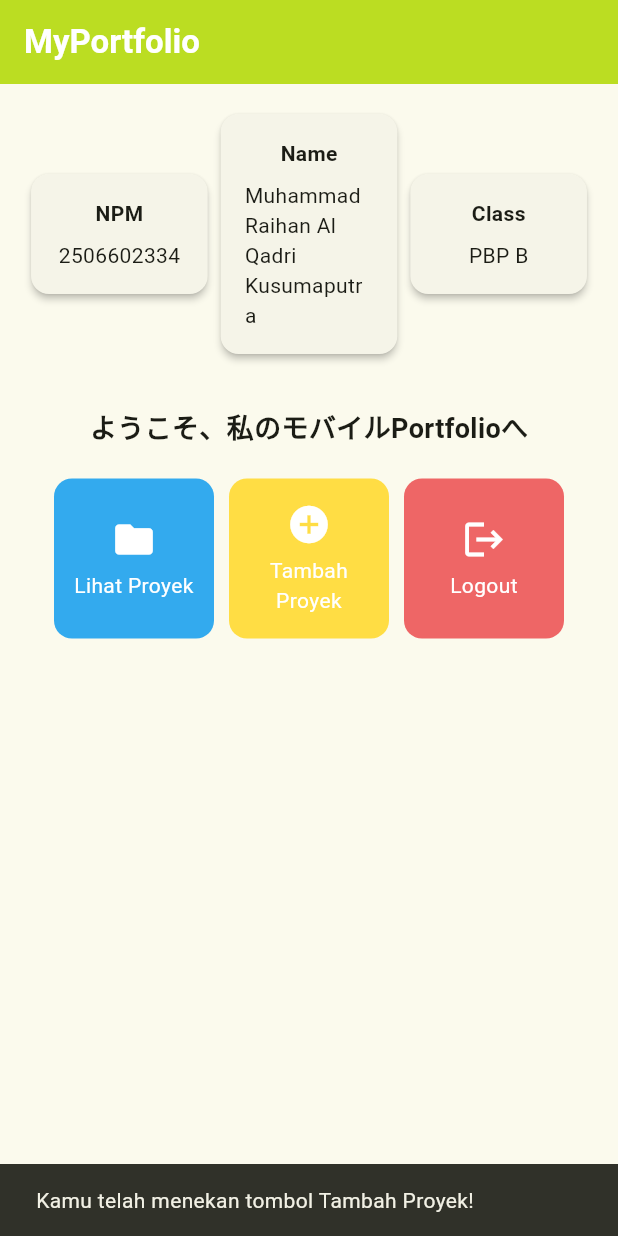
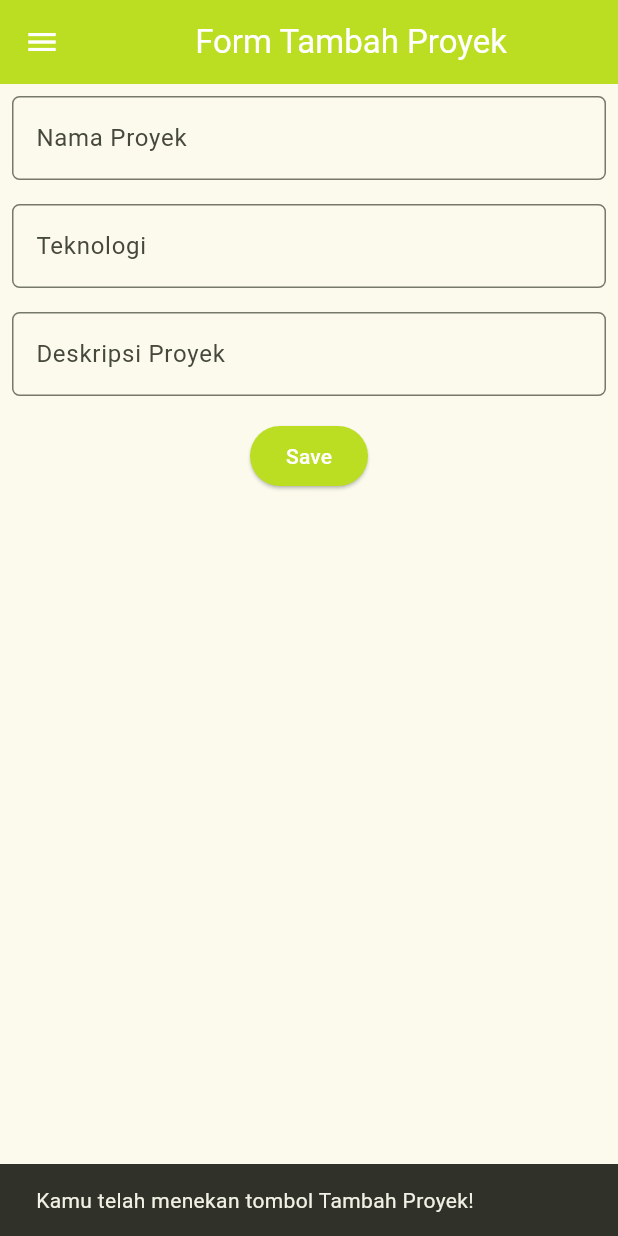
Before and after one commit to ErzaProxy/myportfolio_mobile, a Flutter app: the screen it shows after launch, after a tap on "Tambah Proyek", on a phone screen of 412 x 824 dp. Run offline on Flutter 3.47's test engine with Material 3 defaults, Android fonts, the phone set to English and light mode, and no system bars.

Commit message:
tutorial 9

```diff
--- a/lib/main.dart
+++ b/lib/main.dart
@@ -1,5 +1,5 @@
 import 'package:flutter/material.dart';
-import 'package:myportfolio_mobile/menu.dart';
+import 'package:myportfolio_mobile/screens/menu.dart';
 
 void main() {
   runApp(const MyApp());
--- a/lib/menu.dart
+++ /dev/null
@@ -1,165 +0,0 @@
-import 'package:flutter/material.dart';
-
-class MyHomePage extends StatelessWidget {
-  MyHomePage({super.key});
-
-  final String npm = "2506602334";
-  final String nama = "Muhammad Raihan Al Qadri Kusumaputra";
-  final String kelas = "PBP B";
-
-  final List<ItemHomepage> items = [
-    ItemHomepage("Lihat Proyek", Icons.folder, const Color(0xFF33AAEE)),
-    ItemHomepage("Tambah Proyek", Icons.add_circle, const Color(0xFFFFDD44)),
-    ItemHomepage("Logout", Icons.logout, const Color(0xFFEE6666)),
-  ];
-
-  @override
-  Widget build(BuildContext context) {
-    // Scaffold menyediakan struktur visual dasar halaman (AppBar, Body, SnackBar).
-    return Scaffold(
-      // AppBar menampilkan bar bagian atas halaman aplikasi.
-      appBar: AppBar(
-        title: const Text(
-          'MyPortfolio',
-          style: TextStyle(
-            color: Colors.white,
-            fontWeight: FontWeight.bold,
-          ),
-        ),
-        backgroundColor: Theme.of(context).colorScheme.primary,
-      ),
-      // Body halaman utama dengan padding di sekelilingnya.
-      body: SingleChildScrollView(
-        padding: const EdgeInsets.all(16.0),
-        child: Column(
-          crossAxisAlignment: CrossAxisAlignment.center,
-          children: [
-            // Baris horizontal untuk menampilkan 3 InfoCard secara sejajar.
-            Row(
-              mainAxisAlignment: MainAxisAlignment.spaceEvenly,
-              children: [
-                InfoCard(title: 'NPM', content: npm),
-                InfoCard(title: 'Name', content: nama),
-                InfoCard(title: 'Class', content: kelas),
-              ],
-            ),
-
-            const SizedBox(height: 16.0),
-
-            // Bagian tengah: pesan sambutan dan kisi tombol menu portofolio.
-            Center(
-              child: Column(
-                children: [
-                  const Padding(
-                    padding: EdgeInsets.only(top: 16.0),
-                    child: Text(
-                      'ようこそ、私のモバイルPortfolioへ',
-                      style: TextStyle(
-                        fontWeight: FontWeight.bold,
-                        fontSize: 18.0,
-                      ),
-                    ),
-                  ),
-
-                  // GridView menampilkan kartu tombol dalam tata letak kisi 3 kolom.
-                  GridView.count(
-                    primary: false,
-                    padding: const EdgeInsets.all(20),
-                    crossAxisSpacing: 10,
-                    mainAxisSpacing: 10,
-                    crossAxisCount: 3,
-                    // shrinkWrap agar ukuran kisi menyesuaikan tinggi konten anak.
-                    shrinkWrap: true,
-                    children: items.map((ItemHomepage item) {
-                      return ItemCard(item);
-                    }).toList(),
-                  ),
-                ],
-              ),
-            ),
-          ],
-        ),
-      ),
-    );
-  }
-}
-
-class ItemHomepage {
-  final String name;
-  final IconData icon;
-  final Color color;
-
-  ItemHomepage(this.name, this.icon, this.color);
-}
-
-class InfoCard extends StatelessWidget {
-  final String title;
-  final String content;
-  const InfoCard({super.key, required this.title, required this.content});
-
-  @override
-  Widget build(BuildContext context) {
-    return Card(
-      // Memberi efek bayangan kartu elevation 2 unit
-      elevation: 2.0,
-      child: Container(
-        width: MediaQuery.of(context).size.width / 3.5,
-        padding: const EdgeInsets.all(16.0),
-        child: Column(
-          children: [
-            Text(title, style: const TextStyle(fontWeight: FontWeight.bold)),
-            const SizedBox(height: 8.0),
-            Text(content),
-          ],
-        ),
-      ),
-    );
-  }
-}
-
-class ItemCard extends StatelessWidget {
-  final ItemHomepage item;
-
-  const ItemCard(this.item, {super.key});
-
-  @override
-  Widget build(BuildContext context) {
-    return Material(
-      // Menggunakan warna sekunder dari skema tema aplikasi.
-      color: item.color,
-      borderRadius: BorderRadius.circular(12),
-      child: InkWell(
-        // Aksi ketika kartu ditekan oleh pengguna.
-        onTap: () {
-          // Menampilkan SnackBar dengan pesan interaktif.
-          ScaffoldMessenger.of(context)
-            ..hideCurrentSnackBar()
-            ..showSnackBar(
-              SnackBar(content: Text("Kamu telah menekan tombol ${item.name}!"))
-            );
-        },
-        child: Container(
-          padding: const EdgeInsets.all(8),
-          child: Center(
-            child: Column(
-              mainAxisAlignment: MainAxisAlignment.center,
-              children: [
-                Icon(
-                  item.icon,
-                  color: Colors.white,
-                  size: 30.0,
-                ),
-                const Padding(padding: EdgeInsets.all(3)),
-                Text(
-                  item.name,
-                  textAlign: TextAlign.center,
-                  style: const TextStyle(color: Colors.white),
-                ),
-              ],
-            ),
-          ),
-        ),
-      ),
-    );
-  }
-}
--- /dev/null
+++ b/lib/screens/menu.dart
@@ -0,0 +1,107 @@
+import 'package:flutter/material.dart';
+import 'package:myportfolio_mobile/widgets/left_drawer.dart';
+import 'package:myportfolio_mobile/widgets/project_card.dart';
+
+class MyHomePage extends StatelessWidget {
+  MyHomePage({super.key});
+
+  final String npm = "2506602334";
+  final String nama = "Muhammad Raihan Al Qadri Kusumaputra";
+  final String kelas = "PBP B";
+
+  final List<ItemHomepage> items = [
+    ItemHomepage("Lihat Proyek", Icons.folder, const Color(0xFF33AAEE)),
+    ItemHomepage("Tambah Proyek", Icons.add_circle, const Color(0xFFFFDD44)),
+    ItemHomepage("Logout", Icons.logout, const Color(0xFFEE6666)),
+  ];
+
+  @override
+  Widget build(BuildContext context) {
+    return Scaffold(
+      appBar: AppBar(
+        title: const Text(
+          'MyPortfolio',
+          style: TextStyle(
+            color: Colors.white,
+            fontWeight: FontWeight.bold,
+          ),
+        ),
+        backgroundColor: Theme.of(context).colorScheme.primary,
+        // Membuat ikon garis tiga (drawer) berwarna putih
+        iconTheme: const IconThemeData(color: Colors.white),
+      ),
+      // Menambahkan LeftDrawer ke dalam Scaffold
+      drawer: const LeftDrawer(),
+      body: SingleChildScrollView(
+        child: Padding(
+          padding: const EdgeInsets.all(16.0),
+          child: Column(
+            crossAxisAlignment: CrossAxisAlignment.center,
+            children: [
+              Row(
+                mainAxisAlignment: MainAxisAlignment.spaceEvenly,
+                children: [
+                  InfoCard(title: 'NPM', content: npm),
+                  InfoCard(title: 'Name', content: nama),
+                  InfoCard(title: 'Class', content: kelas),
+                ],
+              ),
+              const SizedBox(height: 16.0),
+              Center(
+                child: Column(
+                  children: [
+                    const Padding(
+                      padding: EdgeInsets.only(top: 16.0),
+                      child: Text(
+                        'ようこそ、私のモバイルPortfolioへ',
+                        style: TextStyle(
+                          fontWeight: FontWeight.bold,
+                          fontSize: 18.0,
+                        ),
+                      ),
+                    ),
+                    GridView.count(
+                      primary: false,
+                      padding: const EdgeInsets.all(20),
+                      crossAxisSpacing: 10,
+                      mainAxisSpacing: 10,
+                      crossAxisCount: 3,
+                      shrinkWrap: true,
+                      children: items.map((ItemHomepage item) {
+                        return ItemCard(item);
+                      }).toList(),
+                    ),
+                  ],
+                ),
+              ),
+            ],
+          ),
+        ),
+      ),
+    );
+  }
+}
+
+class InfoCard extends StatelessWidget {
+  final String title;
+  final String content;
+  const InfoCard({super.key, required this.title, required this.content});
+
+  @override
+  Widget build(BuildContext context) {
+    return Card(
+      elevation: 2.0,
+      child: Container(
+        width: MediaQuery.of(context).size.width / 3.5,
+        padding: const EdgeInsets.all(16.0),
+        child: Column(
+          children: [
+            Text(title, style: const TextStyle(fontWeight: FontWeight.bold)),
+            const SizedBox(height: 8.0),
+            Text(content),
+          ],
+        ),
+      ),
+    );
+  }
+}
--- /dev/null
+++ b/lib/screens/projectlist_form.dart
@@ -0,0 +1,173 @@
+import 'package:flutter/material.dart';
+import 'package:myportfolio_mobile/widgets/left_drawer.dart';
+
+class ProjectFormPage extends StatefulWidget {
+  const ProjectFormPage({super.key});
+
+  @override
+  State<ProjectFormPage> createState() => _ProjectFormPageState();
+}
+
+class _ProjectFormPageState extends State<ProjectFormPage> {
+  // Kunci unik untuk memvalidasi dan me-reset isi Form
+  final _formKey = GlobalKey<FormState>();
+
+  // Variabel state untuk menampung input dari pengguna
+  String _name = "";
+  String _description = "";
+  String _technologies = "";
+
+  @override
+  Widget build(BuildContext context) {
+    return Scaffold(
+      appBar: AppBar(
+        title: const Center(
+          child: Text('Form Tambah Proyek'),
+        ),
+        backgroundColor: Theme.of(context).colorScheme.primary,
+        foregroundColor: Colors.white,
+      ),
+      // Memasang menu samping pada halaman form
+      drawer: const LeftDrawer(),
+      body: Form(
+        key: _formKey,
+        child: SingleChildScrollView(
+          child: Column(
+            crossAxisAlignment: CrossAxisAlignment.start,
+            children: [
+              // --- INPUT 1: NAMA PROYEK ---
+              Padding(
+                padding: const EdgeInsets.all(8.0),
+                child: TextFormField(
+                  decoration: InputDecoration(
+                    hintText: "Nama Proyek",
+                    labelText: "Nama Proyek",
+                    border: OutlineInputBorder(
+                      borderRadius: BorderRadius.circular(5.0),
+                    ),
+                  ),
+                  // Setiap teks diketik, perbarui variabel _name
+                  onChanged: (String? value) {
+                    setState(() {
+                      _name = value!;
+                    });
+                  },
+                  // Validasi: tolak jika kosong
+                  validator: (String? value) {
+                    if (value == null || value.isEmpty) {
+                      return "Nama proyek tidak boleh kosong!";
+                    }
+                    return null;
+                  },
+                ),
+              ),
+
+              // --- INPUT 2: TEKNOLOGI / KATEGORI ---
+              Padding(
+                padding: const EdgeInsets.all(8.0),
+                child: TextFormField(
+                  decoration: InputDecoration(
+                    hintText: "Teknologi (contoh: Flutter, Django)",
+                    labelText: "Teknologi",
+                    border: OutlineInputBorder(
+                      borderRadius: BorderRadius.circular(5.0),
+                    ),
+                  ),
+                  onChanged: (String? value) {
+                    setState(() {
+                      _technologies = value!;
+                    });
+                  },
+                  validator: (String? value) {
+                    if (value == null || value.isEmpty) {
+                      return "Teknologi tidak boleh kosong!";
+                    }
+                    return null;
+                  },
+                ),
+              ),
+
+              // --- INPUT 3: DESKRIPSI PROYEK ---
+              Padding(
+                padding: const EdgeInsets.all(8.0),
+                child: TextFormField(
+                  decoration: InputDecoration(
+                    hintText: "Deskripsi Proyek",
+                    labelText: "Deskripsi Proyek",
+                    border: OutlineInputBorder(
+                      borderRadius: BorderRadius.circular(5.0),
+                    ),
+                  ),
+                  onChanged: (String? value) {
+                    setState(() {
+                      _description = value!;
+                    });
+                  },
+                  validator: (String? value) {
+                    if (value == null || value.isEmpty) {
+                      return "Deskripsi tidak boleh kosong!";
+                    }
+                    return null;
+                  },
+                ),
+              ),
+
+              // --- TOMBOL SAVE & MEMUNCULKAN DATA (ALERT DIALOG) ---
+              Align(
+                alignment: Alignment.bottomCenter,
+                child: Padding(
+                  padding: const EdgeInsets.all(8.0),
+                  child: ElevatedButton(
+                    style: ButtonStyle(
+                      backgroundColor: WidgetStateProperty.all(
+                        Theme.of(context).colorScheme.primary,
+                      ),
+                    ),
+                    onPressed: () {
+                      // Cek apakah semua validator di atas lolos (tidak ada yang kosong)
+                      if (_formKey.currentState!.validate()) {
+                        showDialog(
+                          context: context,
+                          builder: (context) {
+                            return AlertDialog(
+                              title: const Text('Proyek berhasil tersimpan'),
+                              content: SingleChildScrollView(
+                                child: Column(
+                                  crossAxisAlignment: CrossAxisAlignment.start,
+                                  children: [
+                                    Text('Nama Proyek: $_name'),
+                                    Text('Teknologi: $_technologies'),
+                                    Text('Deskripsi: $_description'),
+                                  ],
+                                ),
+                              ),
+                              actions: [
+                                TextButton(
+                                  child: const Text('OK'),
+                                  onPressed: () {
+                                    // Tutup pop-up dialog
+                                    Navigator.pop(context);
+                                    // Kosongkan kembali kolom form
+                                    _formKey.currentState!.reset();
+                                  },
+                                ),
+                              ],
+                            );
+                          },
+                        );
+                      }
+                    },
+                    child: const Text(
+                      "Save",
+                      style: TextStyle(color: Colors.white),
+                    ),
+                  ),
+                ),
+              ),
+            ],
+          ),
+        ),
+      ),
+    );
+  }
+}
--- /dev/null
+++ b/lib/widgets/left_drawer.dart
@@ -0,0 +1,71 @@
+import 'package:flutter/material.dart';
+import 'package:myportfolio_mobile/screens/menu.dart';
+import 'package:myportfolio_mobile/screens/projectlist_form.dart';
+
+class LeftDrawer extends StatelessWidget {
+  const LeftDrawer({super.key});
+
+  @override
+  Widget build(BuildContext context) {
+    return Drawer(
+      child: ListView(
+        children: [
+          DrawerHeader(
+            decoration: BoxDecoration(
+              color: Theme.of(context).colorScheme.primary,
+            ),
+            child: const Column(
+              children: [
+                Text(
+                  'MyPortfolio',
+                  textAlign: TextAlign.center,
+                  style: TextStyle(
+                    fontSize: 24,
+                    fontWeight: FontWeight.bold,
+                    color: Colors.white,
+                  ),
+                ),
+                Padding(padding: EdgeInsets.all(8)),
+                Text(
+                  "Catat seluruh proyek portofoliomu di sini!",
+                  textAlign: TextAlign.center,
+                  style: TextStyle(
+                    fontSize: 15,
+                    color: Colors.white,
+                    fontWeight: FontWeight.normal,
+                  ),
+                ),
+              ],
+            ),
+          ),
+          // Navigasi 1: Ke Halaman Utama
+          ListTile(
+            leading: const Icon(Icons.home_outlined),
+            title: const Text('Halaman Utama'),
+            onTap: () {
+              Navigator.pushReplacement(
+                context,
+                MaterialPageRoute(
+                  builder: (context) => MyHomePage(),
+                ),
+              );
+            },
+          ),
+          // Navigasi 2: Ke Halaman Form Tambah Proyek
+          ListTile(
+            leading: const Icon(Icons.add_circle_outline),
+            title: const Text('Tambah Proyek'),
+            onTap: () {
+              Navigator.pushReplacement(
+                context,
+                MaterialPageRoute(
+                  builder: (context) => const ProjectFormPage(),
+                ),
+              );
+            },
+          ),
+        ],
+      ),
+    );
+  }
+}
--- /dev/null
+++ b/lib/widgets/project_card.dart
@@ -0,0 +1,67 @@
+import 'package:flutter/material.dart';
+import 'package:myportfolio_mobile/screens/projectlist_form.dart';
+
+class ItemHomepage {
+  final String name;
+  final IconData icon;
+  final Color color;
+
+  ItemHomepage(this.name, this.icon, this.color);
+}
+
+class ItemCard extends StatelessWidget {
+  final ItemHomepage item;
+
+  const ItemCard(this.item, {super.key});
+
+  @override
+  Widget build(BuildContext context) {
+    return Material(
+      color: item.color,
+      borderRadius: BorderRadius.circular(12),
+      child: InkWell(
+        onTap: () {
+          // Memunculkan SnackBar
+          ScaffoldMessenger.of(context)
+            ..hideCurrentSnackBar()
+            ..showSnackBar(
+              SnackBar(
+                content: Text("Kamu telah menekan tombol ${item.name}!"),
+              ),
+            );
+
+          // Jika tombol yang ditekan adalah "Tambah Proyek", pindah ke halaman Form!
+          if (item.name == "Tambah Proyek") {
+            Navigator.push(
+              context,
+              MaterialPageRoute(
+                builder: (context) => const ProjectFormPage(),
+              ),
+            );
+          }
+        },
+        child: Container(
+          padding: const EdgeInsets.all(8),
+          child: Center(
+            child: Column(
+              mainAxisAlignment: MainAxisAlignment.center,
+              children: [
+                Icon(
+                  item.icon,
+                  color: Colors.white,
+                  size: 30.0,
+                ),
+                const Padding(padding: EdgeInsets.all(3)),
+                Text(
+                  item.name,
+                  textAlign: TextAlign.center,
+                  style: const TextStyle(color: Colors.white),
+                ),
+              ],
+            ),
+          ),
+        ),
+      ),
+    );
+  }
+}
```
Also changed, not shown: 1 other file.
